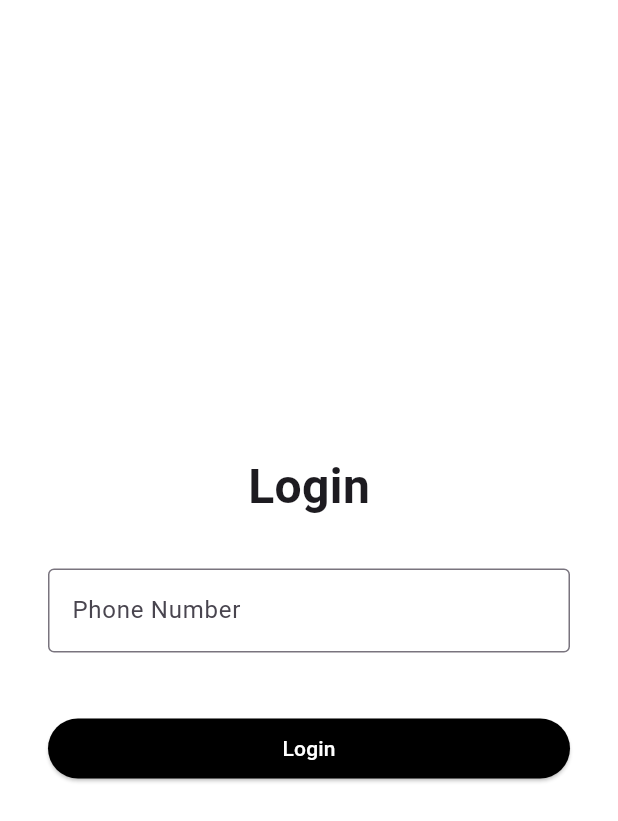
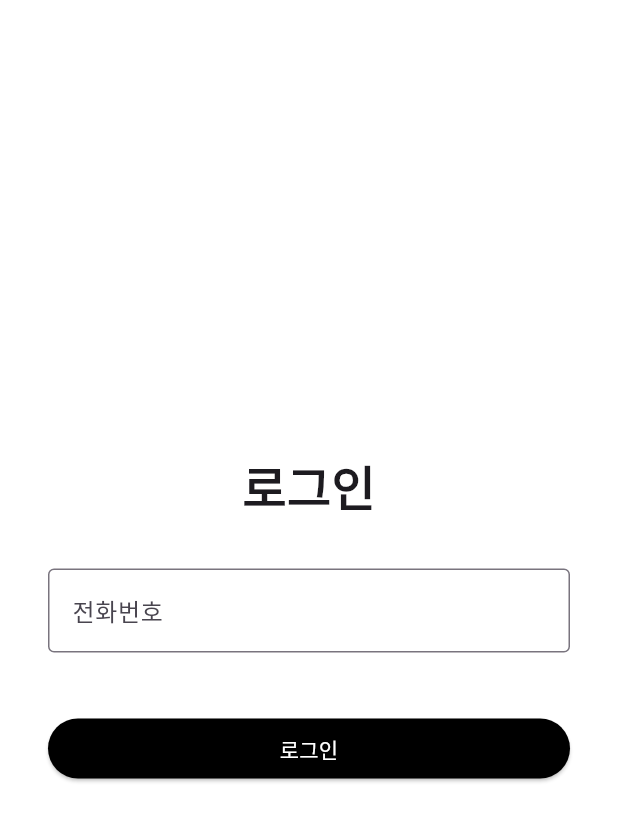
Before and after one commit to MohamedAliBadawy/delivery_manager_interface, a Flutter app: the screen it shows after launch, on a phone screen of 412 x 824 dp. Shown: the top 821 px of the screen. Run offline on Flutter 3.47's test engine with Material 3 defaults, Android fonts, the phone set to English and light mode, and no system bars; our stand-ins replace cloud_firestore, firebase_auth, firebase_core, flutter_screenutil; accounts and stored records are empty.

Commit message:
translate to korean

```diff
--- a/lib/login_screen.dart
+++ b/lib/login_screen.dart
@@ -37,9 +37,9 @@ class _LoginScreenState extends State<LoginScreen> {
           MaterialPageRoute(builder: (context) => DeliveryManagerInterface()),
         );
       } else {
-        ScaffoldMessenger.of(context).showSnackBar(
-          SnackBar(content: Text('No account found with this phone number')),
-        );
+        ScaffoldMessenger.of(
+          context,
+        ).showSnackBar(SnackBar(content: Text('사용자를 찾을수 없습니다')));
       }
     } catch (e) {
       ScaffoldMessenger.of(
@@ -60,14 +60,14 @@ class _LoginScreenState extends State<LoginScreen> {
             mainAxisAlignment: MainAxisAlignment.center,
             children: [
               Text(
-                'Login',
+                '로그인',
                 style: TextStyle(fontSize: 32, fontWeight: FontWeight.bold),
               ),
               SizedBox(height: 32),
               TextField(
                 controller: _phoneController,
                 decoration: InputDecoration(
-                  labelText: 'Phone Number',
+                  labelText: '전화번호',
                   border: OutlineInputBorder(),
                 ),
                 keyboardType: TextInputType.phone,
@@ -94,10 +94,7 @@ class _LoginScreenState extends State<LoginScreen> {
                               color: Colors.white,
                             ),
                           )
-                          : Text(
-                            'Login',
-                            style: TextStyle(color: Colors.white),
-                          ),
+                          : Text('로그인', style: TextStyle(color: Colors.white)),
                 ),
               ),
             ],
```
Also changed, not shown: lib/main.dart (+17 -17 lines).
